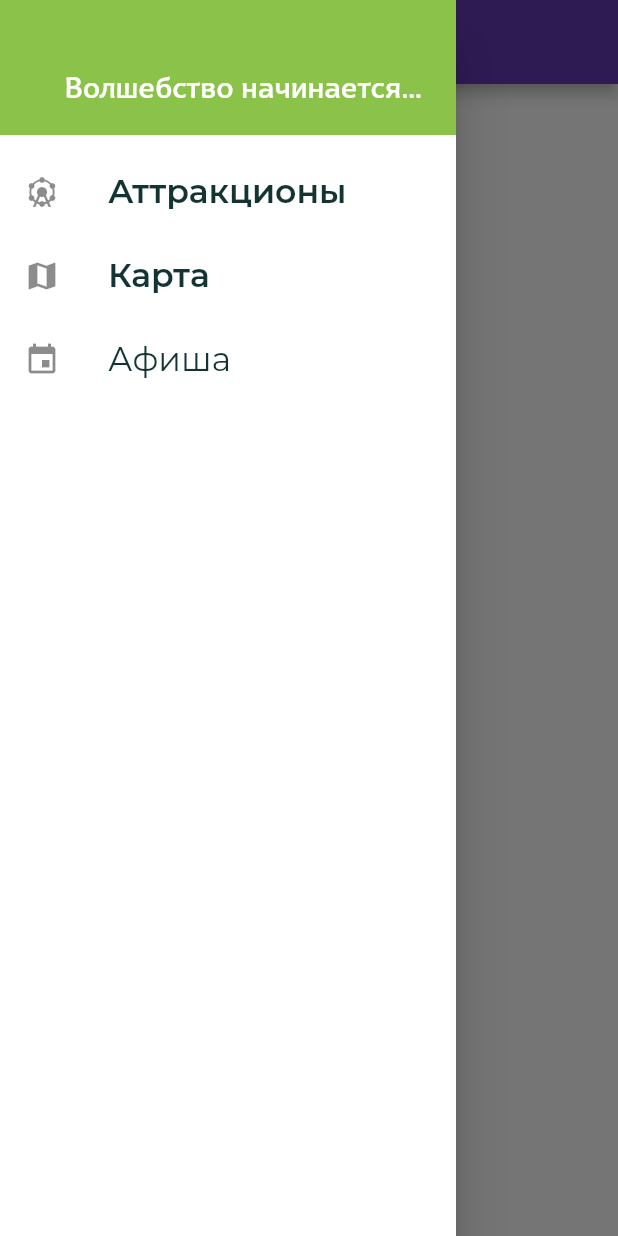
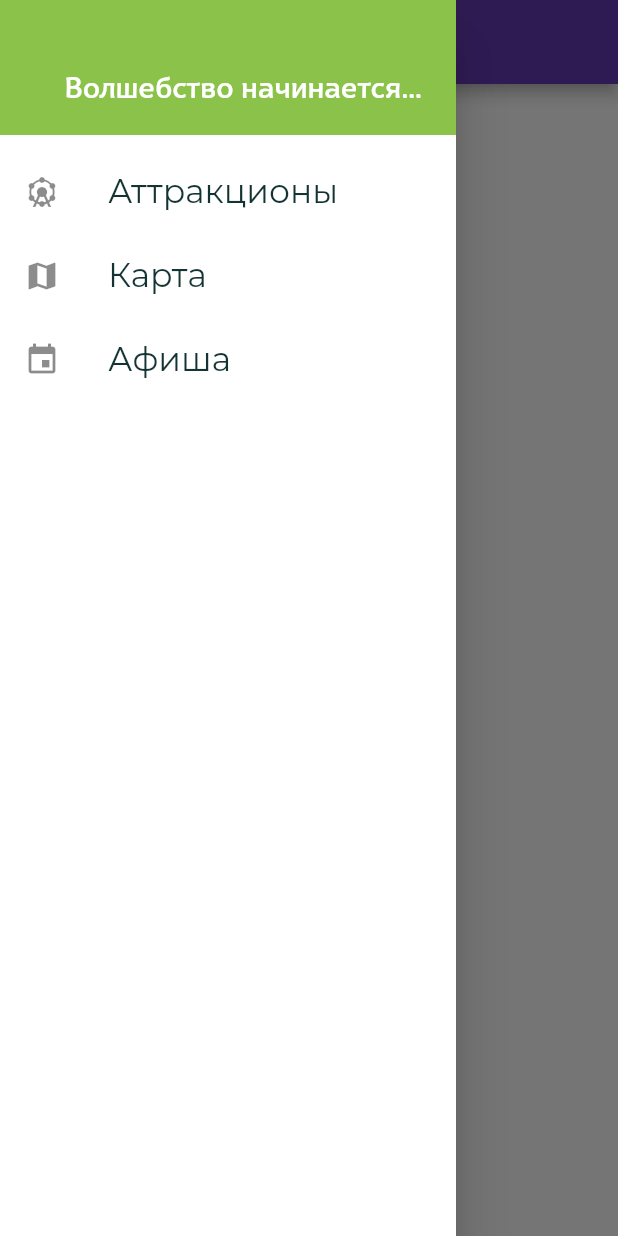
Before and after one commit to aspesivtsev/sochipark, a Flutter app: the screen it shows after launch, with the side drawer open, on a phone screen of 412 x 824 dp. Run offline on Flutter 3.47's test engine with Material 2 defaults, Android fonts, the phone set to English and light mode, and no system bars.

```diff
--- a/lib/main.dart
+++ b/lib/main.dart
@@ -40,13 +40,25 @@ class MyHomePage extends StatelessWidget {
     return Scaffold(
       appBar: AppBar(
         centerTitle: true,
-        title: Text(
-          'Сочи Парк',
-          style: TextStyle(fontSize: 32, fontWeight: FontWeight.normal),
-          /*title: Padding(
-          padding: const EdgeInsets.all(50.0),
-          child: Image.asset('assets/images/sochipark_logo_small.png',
-              fit: BoxFit.cover),*/
+        title: Column(
+          children: [
+            Text(
+              'Сочи Парк',
+              style: TextStyle(fontSize: 30, fontWeight: FontWeight.normal),
+              /*title: Padding(
+              padding: const EdgeInsets.all(50.0),
+              child: Image.asset('assets/images/sochipark_logo_small.png',
+                  fit: BoxFit.cover),*/
+            ),
+            /*Text(
+              'волшебство начинается',
+              style: TextStyle(fontSize: 16, fontWeight: FontWeight.normal),
+              /*title: Padding(
+              padding: const EdgeInsets.all(50.0),
+              child: Image.asset('assets/images/sochipark_logo_small.png',
+                  fit: BoxFit.cover),*/
+            ),*/
+          ],
         ),
       ),
       drawer: MainDrawer(),
--- a/lib/widgets/main_drawer.dart
+++ b/lib/widgets/main_drawer.dart
@@ -31,10 +31,10 @@ class MainDrawer extends StatelessWidget {
             ),
             title: Text('Аттракционы',
                 style: TextStyle(
-                    fontFamily: 'Montserrat',
-                    fontSize: 22,
-                    fontWeight: FontWeight.bold)
-                //),
+                  fontFamily: 'Montserrat',
+                  fontSize: 22,
+                )
+                //fontWeight: FontWeight.bold),
                 ),
             onTap: () {},
           ),
@@ -45,10 +45,10 @@ class MainDrawer extends StatelessWidget {
             ),
             title: Text('Карта',
                 style: TextStyle(
-                    fontFamily: 'Montserrat',
-                    fontSize: 22,
-                    fontWeight: FontWeight.bold)
-                //),
+                  fontFamily: 'Montserrat',
+                  fontSize: 22,
+                )
+                //fontWeight: FontWeight.bold),
                 ),
             onTap: () {},
           ),
```
